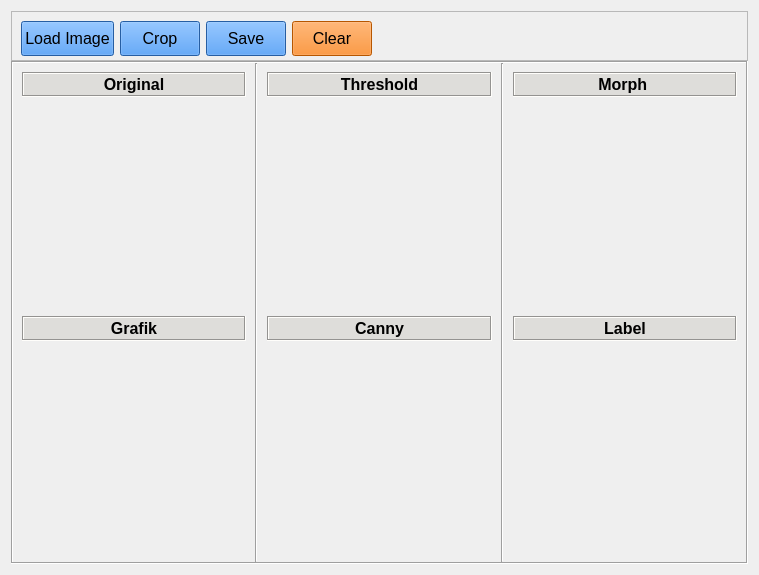
First picture: the form in ui_widget.ui, repository aziz-0110/moilapp-plugin-histologi-bat, before the edit.
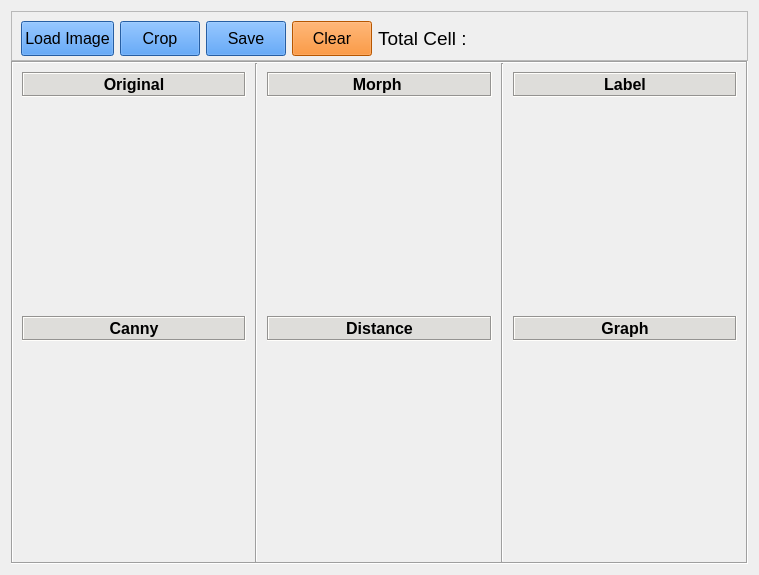
Second picture: the form after the edit.

What changed in the file:
```diff
--- a/ui_widget.ui
+++ b/ui_widget.ui
@@ -193,6 +193,43 @@
               </property>
              </widget>
             </item>
+            <item>
+             <widget class="QLabel" name="label_8">
+              <property name="minimumSize">
+               <size>
+                <width>0</width>
+                <height>35</height>
+               </size>
+              </property>
+              <property name="font">
+               <font>
+                <pointsize>14</pointsize>
+               </font>
+              </property>
+              <property name="styleSheet">
+               <string notr="true"/>
+              </property>
+              <property name="text">
+               <string>Total Cell : </string>
+              </property>
+              <property name="alignment">
+               <set>Qt::AlignCenter</set>
+              </property>
+              <property name="margin">
+               <number>9</number>
+              </property>
+              <property name="openExternalLinks">
+               <bool>false</bool>
+              </property>
+             </widget>
+            </item>
+            <item>
+             <widget class="QLabel" name="lbl_cell">
+              <property name="text">
+               <string/>
+              </property>
+             </widget>
+            </item>
             <item>
              <spacer name="horizontalSpacer">
               <property name="orientation">
@@ -291,7 +328,7 @@
              </widget>
             </item>
             <item>
-             <widget class="QLabel" name="label_7">
+             <widget class="QLabel" name="label_5">
               <property name="minimumSize">
                <size>
                 <width>0</width>
@@ -321,7 +358,7 @@
                <enum>QFrame::Sunken</enum>
               </property>
               <property name="text">
-               <string>Grafik</string>
+               <string>Canny</string>
               </property>
               <property name="alignment">
                <set>Qt::AlignCenter</set>
@@ -329,7 +366,7 @@
              </widget>
             </item>
             <item>
-             <widget class="QLabel" name="img_grafik">
+             <widget class="QLabel" name="img_canny">
               <property name="text">
                <string/>
               </property>
@@ -354,6 +391,45 @@
             <enum>QFrame::Raised</enum>
            </property>
            <layout class="QVBoxLayout" name="verticalLayout_3">
+            <item>
+             <widget class="QLabel" name="label_6">
+              <property name="maximumSize">
+               <size>
+                <width>16777215</width>
+                <height>25</height>
+               </size>
+              </property>
+              <property name="font">
+               <font>
+                <pointsize>12</pointsize>
+                <weight>75</weight>
+                <bold>true</bold>
+               </font>
+              </property>
+              <property name="styleSheet">
+               <string notr="true">background-color: rgb(222, 221, 218);</string>
+              </property>
+              <property name="frameShape">
+               <enum>QFrame::Box</enum>
+              </property>
+              <property name="frameShadow">
+               <enum>QFrame::Sunken</enum>
+              </property>
+              <property name="text">
+               <string>Morph </string>
+              </property>
+              <property name="alignment">
+               <set>Qt::AlignCenter</set>
+              </property>
+             </widget>
+            </item>
+            <item>
+             <widget class="QLabel" name="img_morph">
+              <property name="text">
+               <string/>
+              </property>
+             </widget>
+            </item>
             <item>
              <widget class="QLabel" name="label_4">
               <property name="minimumSize">
@@ -385,7 +461,7 @@
                <enum>QFrame::Sunken</enum>
               </property>
               <property name="text">
-               <string>Threshold</string>
+               <string>Distance</string>
               </property>
               <property name="alignment">
                <set>Qt::AlignCenter</set>
@@ -393,52 +469,7 @@
              </widget>
             </item>
             <item>
-             <widget class="QLabel" name="img_thres">
-              <property name="text">
-               <string/>
-              </property>
-             </widget>
-            </item>
-            <item>
-             <widget class="QLabel" name="label_5">
-              <property name="minimumSize">
-               <size>
-                <width>0</width>
-                <height>25</height>
-               </size>
-              </property>
-              <property name="maximumSize">
-               <size>
-                <width>16777215</width>
-                <height>25</height>
-               </size>
-              </property>
-              <property name="font">
-               <font>
-                <pointsize>12</pointsize>
-                <weight>75</weight>
-                <bold>true</bold>
-               </font>
-              </property>
-              <property name="styleSheet">
-               <string notr="true">background-color: rgb(222, 221, 218);</string>
-              </property>
-              <property name="frameShape">
-               <enum>QFrame::Box</enum>
-              </property>
-              <property name="frameShadow">
-               <enum>QFrame::Sunken</enum>
-              </property>
-              <property name="text">
-               <string>Canny</string>
-              </property>
-              <property name="alignment">
-               <set>Qt::AlignCenter</set>
-              </property>
-             </widget>
-            </item>
-            <item>
-             <widget class="QLabel" name="img_canny">
+             <widget class="QLabel" name="img_dist">
               <property name="text">
                <string/>
               </property>
@@ -463,45 +494,6 @@
             <enum>QFrame::Raised</enum>
            </property>
            <layout class="QVBoxLayout" name="verticalLayout_4">
-            <item>
-             <widget class="QLabel" name="label_6">
-              <property name="maximumSize">
-               <size>
-                <width>16777215</width>
-                <height>25</height>
-               </size>
-              </property>
-              <property name="font">
-               <font>
-                <pointsize>12</pointsize>
-                <weight>75</weight>
-                <bold>true</bold>
-               </font>
-              </property>
-              <property name="styleSheet">
-               <string notr="true">background-color: rgb(222, 221, 218);</string>
-              </property>
-              <property name="frameShape">
-               <enum>QFrame::Box</enum>
-              </property>
-              <property name="frameShadow">
-               <enum>QFrame::Sunken</enum>
-              </property>
-              <property name="text">
-               <string>Morph </string>
-              </property>
-              <property name="alignment">
-               <set>Qt::AlignCenter</set>
-              </property>
-             </widget>
-            </item>
-            <item>
-             <widget class="QLabel" name="img_morph">
-              <property name="text">
-               <string/>
-              </property>
-             </widget>
-            </item>
             <item>
              <widget class="QLabel" name="label">
               <property name="minimumSize">
@@ -547,6 +539,51 @@
               </property>
              </widget>
             </item>
+            <item>
+             <widget class="QLabel" name="label_7">
+              <property name="minimumSize">
+               <size>
+                <width>0</width>
+                <height>25</height>
+               </size>
+              </property>
+              <property name="maximumSize">
+               <size>
+                <width>16777215</width>
+                <height>25</height>
+               </size>
+              </property>
+              <property name="font">
+               <font>
+                <pointsize>12</pointsize>
+                <weight>75</weight>
+                <bold>true</bold>
+               </font>
+              </property>
+              <property name="styleSheet">
+               <string notr="true">background-color: rgb(222, 221, 218);</string>
+              </property>
+              <property name="frameShape">
+               <enum>QFrame::Box</enum>
+              </property>
+              <property name="frameShadow">
+               <enum>QFrame::Sunken</enum>
+              </property>
+              <property name="text">
+               <string>Graph</string>
+              </property>
+              <property name="alignment">
+               <set>Qt::AlignCenter</set>
+              </property>
+             </widget>
+            </item>
+            <item>
+             <widget class="QLabel" name="img_grafik">
+              <property name="text">
+               <string/>
+              </property>
+             </widget>
+            </item>
            </layout>
           </widget>
          </item>
```
